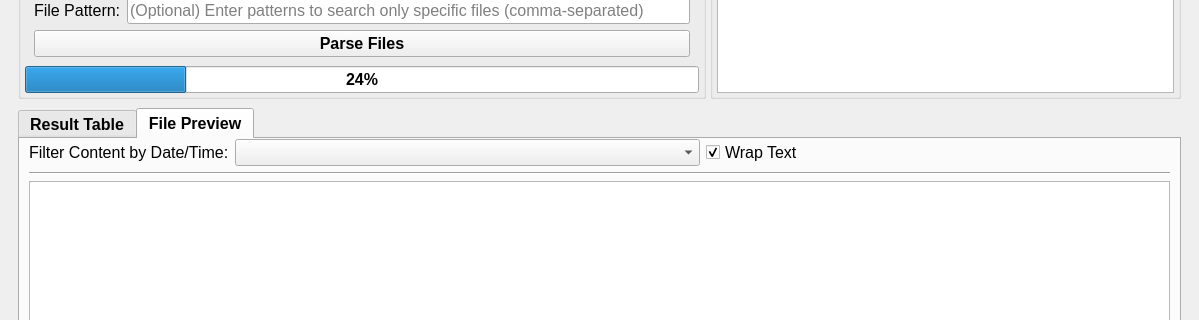
The window that src/gui/LobsterGeneralLogViewer.ui (zaricj/LobsterLogReporter) describes before a commit, drawn with Qt 5; both pictures show x 0 to 1199 and y 339 to 659 of the 1199 by 907 pixel window.
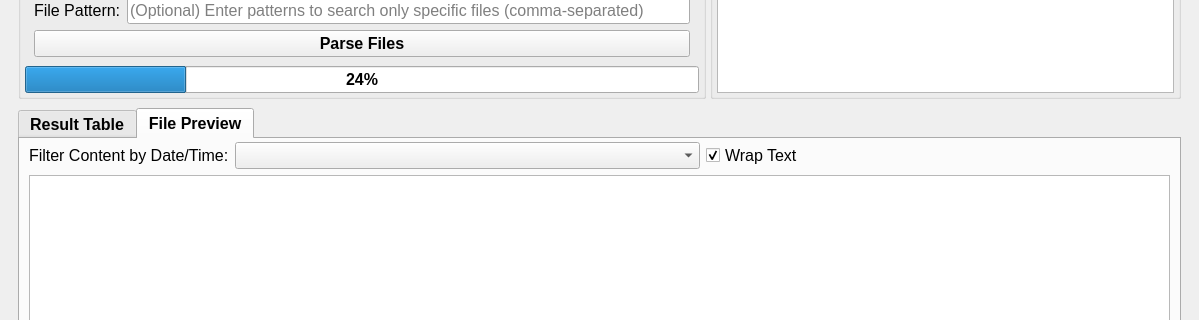
The same window after the commit. The open tabs and pages were chosen to show the change. Icons and pictures are not drawn.

```diff
--- a/src/gui/LobsterGeneralLogViewer.ui
+++ b/src/gui/LobsterGeneralLogViewer.ui
@@ -562,6 +562,12 @@
            </property>
            <item>
             <layout class="QHBoxLayout" name="horizontalLayout">
+             <property name="spacing">
+              <number>6</number>
+             </property>
+             <property name="topMargin">
+              <number>3</number>
+             </property>
              <item>
               <widget class="QLabel" name="label_log_preview_sort_by_date">
                <property name="sizePolicy">
@@ -590,13 +596,6 @@
              </item>
             </layout>
            </item>
-           <item>
-            <widget class="Line" name="line_hor">
-             <property name="orientation">
-              <enum>Qt::Orientation::Horizontal</enum>
-             </property>
-            </widget>
-           </item>
            <item>
             <widget class="QPlainTextEdit" name="text_edit_log_preview"/>
            </item>
```
Left out of the diff: 7 changed lines with no effect on the pictures.
